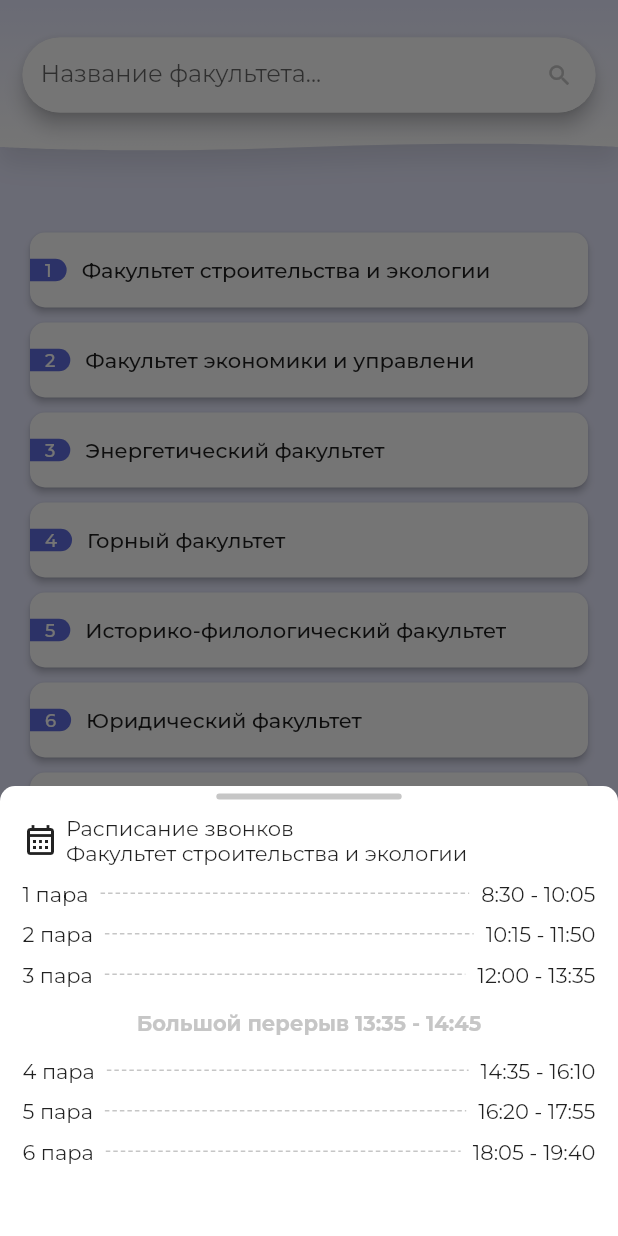
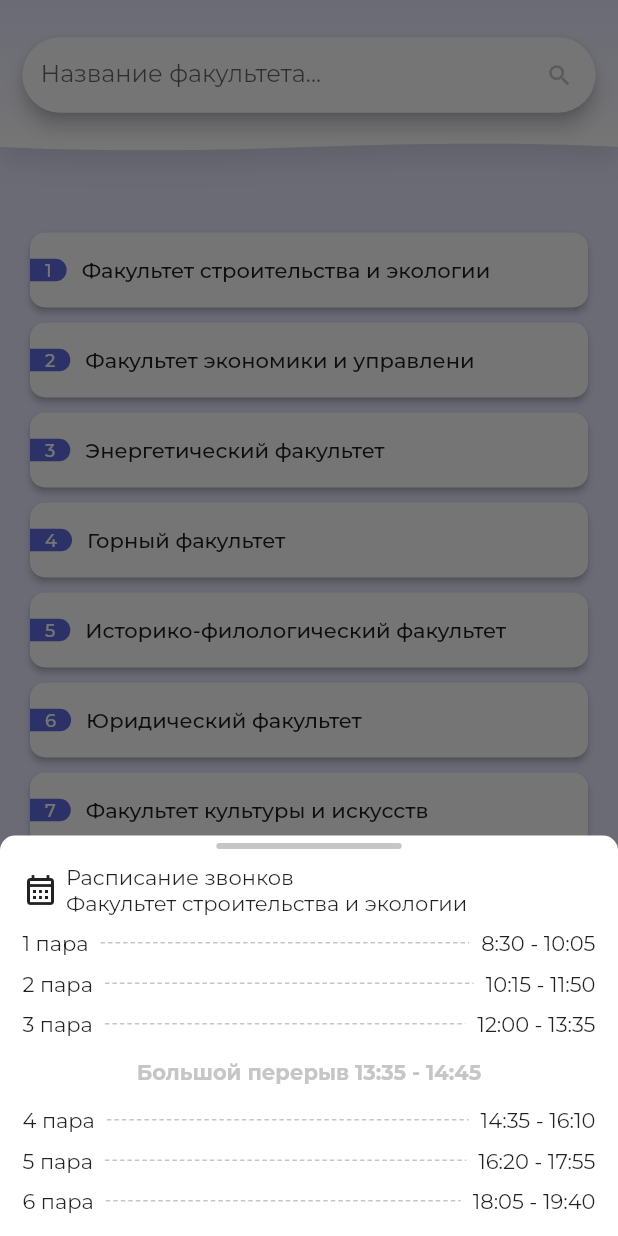
Before and after one commit to 0chuhh/scheddule_mobile, a Flutter app: the screen it shows after launch, after a tap on an icon or button, on a phone screen of 412 x 824 dp. Run offline on Flutter 3.47's test engine with Material 2 defaults, Android fonts, the phone set to English and light mode, and no system bars; our stand-ins replace gap, table_calendar, timelines.

Commit message:
fix: исправление размерности BottomSheet

```diff
--- a/lib/screens/bell_schedule_screen.dart
+++ b/lib/screens/bell_schedule_screen.dart
@@ -55,7 +55,8 @@ class _BellScheduleScreenState extends State<BellScheduleScreen> {
                 child: _bellScheduleElevatedButton(
                   _foundedFaculties[index].id,
                   _foundedFaculties[index].name,
-                  BellScheduleRepository().getBellScheduleById(_foundedFaculties[index].bellScheduleId),
+                  BellScheduleRepository()
+                      .getBellScheduleById(_foundedFaculties[index].bellScheduleId),
                 ));
           },
         ),
@@ -142,19 +143,24 @@ class _BellScheduleScreenState extends State<BellScheduleScreen> {
               ),
             ),
           ],
-        ));
+        )
+    );
   }
 
   Widget _modalSheet(String facultyName, BellScheduleModel bellSchedule) {
-    return Container(
+    return Wrap(
+      children: [
+        // BottomSheet
+        Container(
+            width: MediaQuery.of(context).size.width,
             decoration: const BoxDecoration(
                 color: Colors.white,
-            borderRadius:
-                BorderRadius.only(topRight: Radius.circular(10), topLeft: Radius.circular(10))),
-        height: 300,
-        width: MediaQuery.of(context).size.width,
+                borderRadius: BorderRadius.only(
+                    topRight: Radius.circular(10), topLeft: Radius.circular(10)
+                )
+            ),
             child: Padding(
-          padding: const EdgeInsets.symmetric(horizontal: 15.0, vertical: 5.0),
+              padding: const EdgeInsets.only(left: 15.0, right: 15.0, top: 5.0, bottom: 15.0),
               child: Column(
                 crossAxisAlignment: CrossAxisAlignment.center,
                 children: [
@@ -203,10 +209,13 @@ class _BellScheduleScreenState extends State<BellScheduleScreen> {
                   _lessonRow(6, bellSchedule.sixthLesson),
                 ],
               ),
-        ));
+            )
+        ),
+      ],
+    );
   }
 
-  Widget _lessonRow(int lessonOrder, TimeRange lesson){
+  Widget _lessonRow(int lessonOrder, TimeRange lesson) {
     return Row(
       children: [
         Text('${lessonOrder.toString()} пара'),
```
Lines whose indentation alone changed are shown as unchanged.
